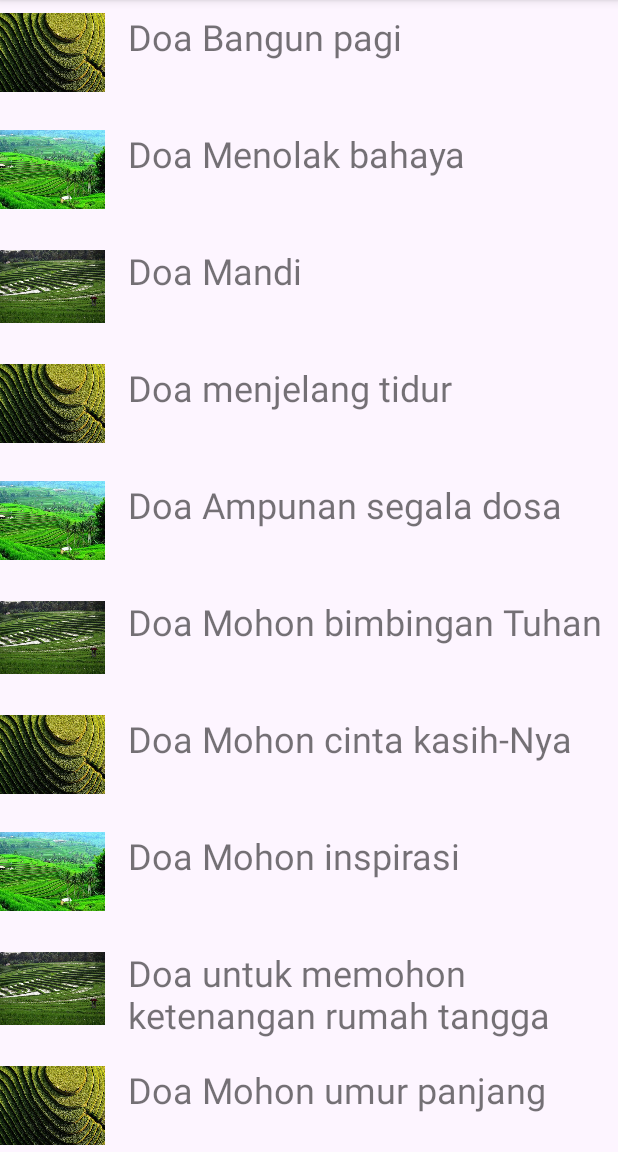
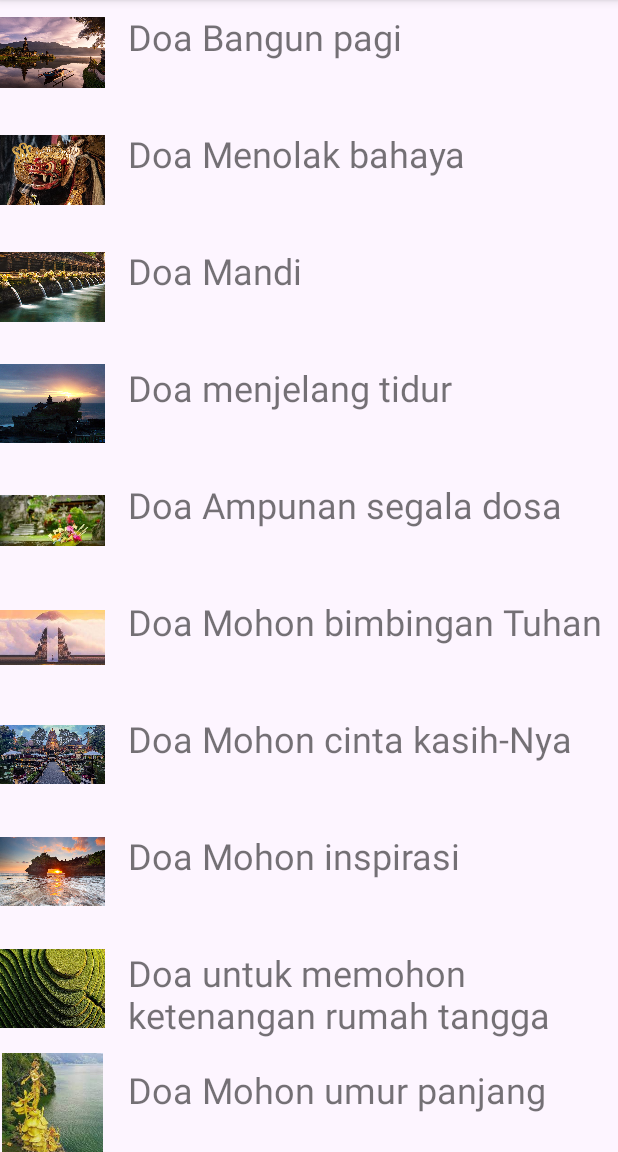
Before and after one commit to gustiarysaputra/daily-prayer, an Android app: the PrayerActivity screen opened directly, with no data from a screen before it, on a phone screen of 412 x 824 dp, the part 84-1236 px from its top. Run offline under Robolectric (Android 15) with nearby library versions, the phone set to English and light mode, and no system bars.

Commit message:
new asset

```diff
--- a/app/src/main/java/com/gustiarysaputra/dailyprayer/prayer/PrayerActivity.kt
+++ b/app/src/main/java/com/gustiarysaputra/dailyprayer/prayer/PrayerActivity.kt
@@ -27,16 +27,16 @@ class PrayerActivity : AppCompatActivity() {
         prayArrayList = arrayListOf<PrayerData>()
 
         image = arrayOf(
+            R.drawable.doa_bangun_pagi,
+            R.drawable.doa_menolak_bala,
+            R.drawable.doa_mandi,
+            R.drawable.doa_menjelang_tidur,
+            R.drawable.doa_pengampunan,
+            R.drawable.doa_bimbingan,
+            R.drawable.doa_cinta_kasihnya,
+            R.drawable.doa_inspirasi,
             R.drawable.sawah1,
-            R.drawable.sawah2,
-            R.drawable.sawah3,
-            R.drawable.sawah1,
-            R.drawable.sawah2,
-            R.drawable.sawah3,
-            R.drawable.sawah1,
-            R.drawable.sawah2,
-            R.drawable.sawah3,
-            R.drawable.sawah1,
+            R.drawable.doa_umur_panjang,
         )
 
         title = arrayOf(
```
Also changed, not shown: app/src/main/res/drawable/doa_bangun_pagi.jpg (added), app/src/main/res/drawable/doa_bimbingan.jpg (added), app/src/main/res/drawable/doa_cinta_kasihnya.jpg (added), app/src/main/res/drawable/doa_inspirasi.jpg (added), app/src/main/res/drawable/doa_mandi.jpg (added), app/src/main/res/drawable/doa_menjelang_tidur.jpg (added), app/src/main/res/drawable/doa_menolak_bala.jpg (added), app/src/main/res/drawable/doa_pengampunan.jpg (added), app/src/main/res/drawable/doa_umur_panjang.jpg (added), app/src/main/res/drawable/sawah2.jpg (deleted), app/src/main/res/drawable/sawah3.jpg (deleted).
